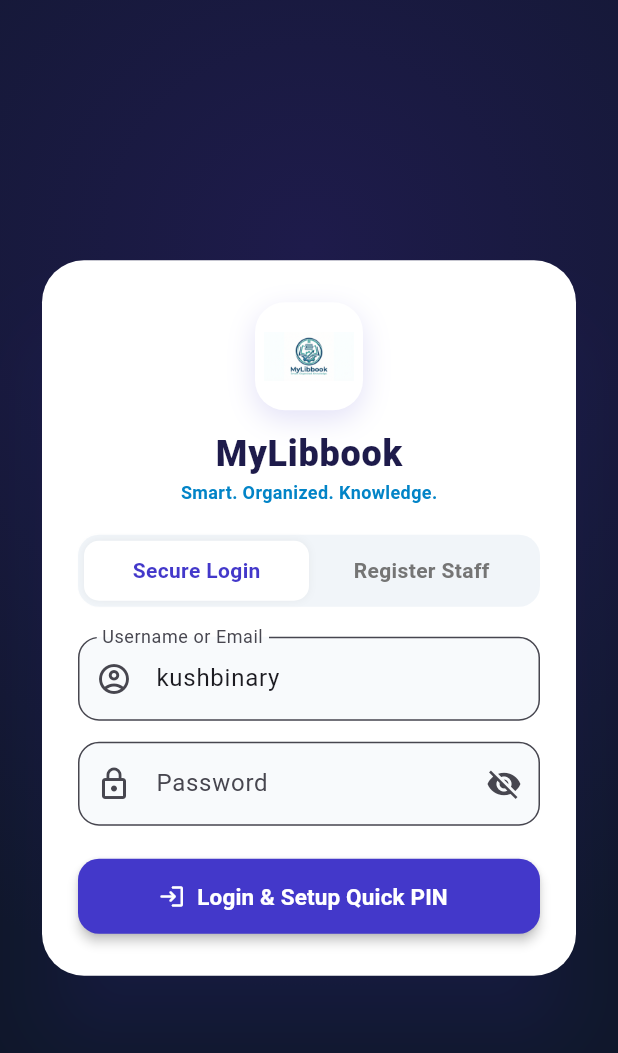
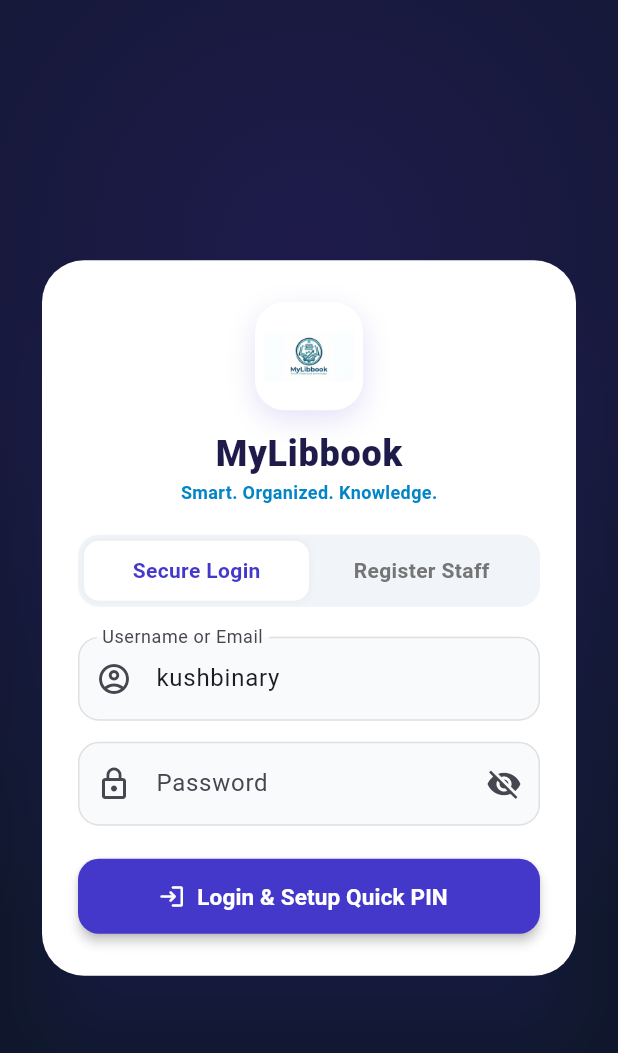
Before and after one commit to kushbinary/library-management, a Flutter app: the screen it shows after launch, on a phone screen of 412 x 824 dp. Shown: the top 1053 px of the screen. Run offline on Flutter 3.47's test engine with Material 3 defaults, Android fonts, the light colour scheme and no system bars; our stand-ins replace shared_preferences, sqflite; accounts and stored records are empty.

```diff
--- a/mobile_app/lib/main.dart
+++ b/mobile_app/lib/main.dart
@@ -31,6 +31,43 @@
             colorSchemeSeed: const Color(0xFF4338CA),
             scaffoldBackgroundColor: const Color(0xFFF8FAFC),
             fontFamily: 'Roboto',
+            appBarTheme: const AppBarTheme(
+              backgroundColor: Color(0xFF4338CA),
+              foregroundColor: Colors.white,
+              elevation: 0,
+              centerTitle: false,
+              titleTextStyle: TextStyle(fontWeight: FontWeight.w900, fontSize: 18, letterSpacing: 0.3),
+            ),
+            cardTheme: CardThemeData(
+              elevation: 2,
+              shadowColor: const Color(0xFF4338CA).withValues(alpha: 0.08),
+              shape: RoundedRectangleBorder(borderRadius: BorderRadius.circular(16)),
+              color: Colors.white,
+            ),
+            elevatedButtonTheme: ElevatedButtonThemeData(
+              style: ElevatedButton.styleFrom(
+                backgroundColor: const Color(0xFF4338CA),
+                foregroundColor: Colors.white,
+                shape: RoundedRectangleBorder(borderRadius: BorderRadius.circular(14)),
+                elevation: 2,
+              ),
+            ),
+            inputDecorationTheme: InputDecorationTheme(
+              filled: true,
+              fillColor: const Color(0xFFF8FAFC),
+              border: OutlineInputBorder(
+                borderRadius: BorderRadius.circular(14),
+                borderSide: BorderSide(color: Colors.grey.shade300),
+              ),
+              enabledBorder: OutlineInputBorder(
+                borderRadius: BorderRadius.circular(14),
+                borderSide: BorderSide(color: Colors.grey.shade300),
+              ),
+              focusedBorder: OutlineInputBorder(
+                borderRadius: BorderRadius.circular(14),
+                borderSide: const BorderSide(color: Color(0xFF4338CA), width: 2),
+              ),
+            ),
           ),
           darkTheme: ThemeData(
             useMaterial3: true,
@@ -38,6 +75,42 @@
             colorSchemeSeed: const Color(0xFF6366F1),
             scaffoldBackgroundColor: const Color(0xFF0F172A),
             fontFamily: 'Roboto',
+            appBarTheme: const AppBarTheme(
+              backgroundColor: Color(0xFF1E1B4B),
+              foregroundColor: Colors.white,
+              elevation: 0,
+              centerTitle: false,
+              titleTextStyle: TextStyle(fontWeight: FontWeight.w900, fontSize: 18, letterSpacing: 0.3),
+            ),
+            cardTheme: CardThemeData(
+              elevation: 3,
+              shadowColor: Colors.black.withValues(alpha: 0.4),
+              shape: RoundedRectangleBorder(borderRadius: BorderRadius.circular(16)),
+              color: const Color(0xFF1E293B),
+            ),
+            elevatedButtonTheme: ElevatedButtonThemeData(
+              style: ElevatedButton.styleFrom(
+                backgroundColor: const Color(0xFF6366F1),
+                foregroundColor: Colors.white,
+                shape: RoundedRectangleBorder(borderRadius: BorderRadius.circular(14)),
+              ),
+            ),
+            inputDecorationTheme: InputDecorationTheme(
+              filled: true,
+              fillColor: const Color(0xFF1E293B),
+              border: OutlineInputBorder(
+                borderRadius: BorderRadius.circular(14),
+                borderSide: const BorderSide(color: Color(0xFF334155)),
+              ),
+              enabledBorder: OutlineInputBorder(
+                borderRadius: BorderRadius.circular(14),
+                borderSide: const BorderSide(color: Color(0xFF334155)),
+              ),
+              focusedBorder: OutlineInputBorder(
+                borderRadius: BorderRadius.circular(14),
+                borderSide: const BorderSide(color: Color(0xFF818CF8), width: 2),
+              ),
+            ),
           ),
           initialRoute: '/',
           routes: {
```
Also changed, not shown: mobile_app/pubspec.lock, 6 other files.
